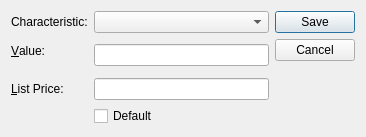
This is widgets/characteristicAssignment.ui in Pegasus-RPG/xtuple-client as Qt 5 draws it before an edit. The edited form follows.
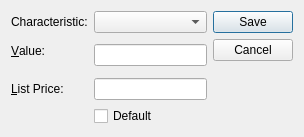
This is the edited form. Custom widgets are drawn as their Qt base class.

Commit message: issue #26269 - fix characteristics and comments combobox size problems

Diff of the .ui file:
```diff
--- a/widgets/characteristicAssignment.ui
+++ b/widgets/characteristicAssignment.ui
@@ -13,7 +13,7 @@
    <rect>
     <x>0</x>
     <y>0</y>
-    <width>366</width>
+    <width>304</width>
     <height>137</height>
    </rect>
   </property>
@@ -23,6 +23,9 @@
   <layout class="QGridLayout" name="gridLayout_4">
    <item row="0" column="0">
     <layout class="QFormLayout" name="formLayout">
+     <property name="fieldGrowthPolicy">
+      <enum>QFormLayout::AllNonFixedFieldsGrow</enum>
+     </property>
      <item row="0" column="0">
       <widget class="QLabel" name="_characteristicLit">
        <property name="text">
```
The commit also changes 3 other files.
